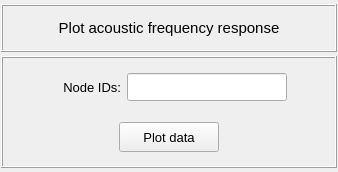
Before: the Qt Designer form pulse/interface/data/ui_files/plots/results/acoustic/get_acoustic_frequency_response.ui in open-pulse/OpenPulse, drawn with Qt 5.
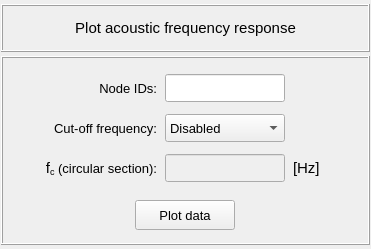
After: the same form once the commit is applied.

Commit message: Add the cut-off frequency line to all acoustic plots

Patch:
```diff
--- a/pulse/interface/data/ui_files/plots/results/acoustic/get_acoustic_frequency_response.ui
+++ b/pulse/interface/data/ui_files/plots/results/acoustic/get_acoustic_frequency_response.ui
@@ -6,8 +6,8 @@
    <rect>
     <x>0</x>
     <y>0</y>
-    <width>338</width>
-    <height>172</height>
+    <width>371</width>
+    <height>249</height>
    </rect>
   </property>
   <property name="minimumSize">
@@ -19,7 +19,7 @@
   <property name="maximumSize">
    <size>
     <width>16777215</width>
-    <height>172</height>
+    <height>360</height>
    </size>
   </property>
   <property name="windowTitle">
@@ -164,7 +164,7 @@
        <widget class="QFrame" name="frame_numerator_2">
         <property name="minimumSize">
          <size>
-          <width>0</width>
+          <width>120</width>
           <height>48</height>
          </size>
         </property>
@@ -185,7 +185,7 @@
           <number>2</number>
          </property>
          <property name="topMargin">
-          <number>2</number>
+          <number>8</number>
          </property>
          <property name="rightMargin">
           <number>2</number>
@@ -193,23 +193,163 @@
          <property name="bottomMargin">
           <number>2</number>
          </property>
-         <property name="horizontalSpacing">
-          <number>6</number>
+         <property name="spacing">
+          <number>8</number>
          </property>
-         <property name="verticalSpacing">
-          <number>2</number>
-         </property>
+         <item row="1" column="1">
+          <widget class="QLabel" name="Output_NodeID_3">
+           <property name="minimumSize">
+            <size>
+             <width>120</width>
+             <height>28</height>
+            </size>
+           </property>
+           <property name="maximumSize">
+            <size>
+             <width>140</width>
+             <height>28</height>
+            </size>
+           </property>
+           <property name="font">
+            <font>
+             <pointsize>10</pointsize>
+             <italic>false</italic>
+             <bold>false</bold>
+            </font>
+           </property>
+           <property name="text">
+            <string>Cut-off frequency:</string>
+           </property>
+           <property name="alignment">
+            <set>Qt::AlignmentFlag::AlignRight|Qt::AlignmentFlag::AlignTrailing|Qt::AlignmentFlag::AlignVCenter</set>
+           </property>
+          </widget>
+         </item>
+         <item row="0" column="2">
+          <widget class="QLineEdit" name="lineEdit_node_id">
+           <property name="minimumSize">
+            <size>
+             <width>0</width>
+             <height>0</height>
+            </size>
+           </property>
+           <property name="maximumSize">
+            <size>
+             <width>120</width>
+             <height>28</height>
+            </size>
+           </property>
+           <property name="font">
+            <font>
+             <pointsize>10</pointsize>
+            </font>
+           </property>
+           <property name="styleSheet">
+            <string notr="true"/>
+           </property>
+           <property name="text">
+            <string/>
+           </property>
+           <property name="alignment">
+            <set>Qt::AlignmentFlag::AlignCenter</set>
+           </property>
+          </widget>
+         </item>
+         <item row="1" column="2">
+          <widget class="QComboBox" name="comboBox_cutoff_frequency_options">
+           <property name="minimumSize">
+            <size>
+             <width>120</width>
+             <height>28</height>
+            </size>
+           </property>
+           <property name="maximumSize">
+            <size>
+             <width>120</width>
+             <height>28</height>
+            </size>
+           </property>
+           <property name="font">
+            <font>
+             <pointsize>10</pointsize>
+            </font>
+           </property>
+           <item>
+            <property name="text">
+             <string>Disabled</string>
+            </property>
+           </item>
+           <item>
+            <property name="text">
+             <string>User-defined</string>
+            </property>
+           </item>
+           <item>
+            <property name="text">
+             <string>Automatic</string>
+            </property>
+           </item>
+          </widget>
+         </item>
+         <item row="2" column="1">
+          <widget class="QLabel" name="Output_NodeID_2">
+           <property name="minimumSize">
+            <size>
+             <width>120</width>
+             <height>28</height>
+            </size>
+           </property>
+           <property name="maximumSize">
+            <size>
+             <width>140</width>
+             <height>28</height>
+            </size>
+           </property>
+           <property name="font">
+            <font>
+             <pointsize>10</pointsize>
+             <italic>false</italic>
+             <bold>false</bold>
+            </font>
+           </property>
+           <property name="text">
+            <string>&lt;html&gt;&lt;head/&gt;&lt;body&gt;&lt;p&gt;&lt;span style=&quot; font-size:11pt;&quot;&gt;f&lt;/span&gt;&lt;span style=&quot; font-size:11pt; vertical-align:sub;&quot;&gt;c&lt;/span&gt; (circular section):&lt;/p&gt;&lt;/body&gt;&lt;/html&gt;</string>
+           </property>
+           <property name="alignment">
+            <set>Qt::AlignmentFlag::AlignRight|Qt::AlignmentFlag::AlignTrailing|Qt::AlignmentFlag::AlignVCenter</set>
+           </property>
+          </widget>
+         </item>
+         <item row="2" column="3">
+          <widget class="QLabel" name="label_2">
+           <property name="minimumSize">
+            <size>
+             <width>40</width>
+             <height>28</height>
+            </size>
+           </property>
+           <property name="maximumSize">
+            <size>
+             <width>40</width>
+             <height>28</height>
+            </size>
+           </property>
+           <property name="text">
+            <string>[Hz]</string>
+           </property>
+          </widget>
+         </item>
          <item row="0" column="1">
           <widget class="QLabel" name="label_11">
            <property name="minimumSize">
             <size>
-             <width>70</width>
+             <width>120</width>
              <height>28</height>
             </size>
            </property>
            <property name="maximumSize">
             <size>
-             <width>70</width>
+             <width>140</width>
              <height>28</height>
             </size>
            </property>
@@ -229,17 +369,20 @@
            </property>
           </widget>
          </item>
-         <item row="0" column="2">
-          <widget class="QLineEdit" name="lineEdit_node_id">
+         <item row="2" column="2">
+          <widget class="QLineEdit" name="lineEdit_cutoff_frequency">
+           <property name="enabled">
+            <bool>false</bool>
+           </property>
            <property name="minimumSize">
             <size>
-             <width>160</width>
+             <width>120</width>
              <height>28</height>
             </size>
            </property>
            <property name="maximumSize">
             <size>
-             <width>160</width>
+             <width>120</width>
              <height>28</height>
             </size>
            </property>
@@ -248,6 +391,12 @@
              <pointsize>10</pointsize>
             </font>
            </property>
+           <property name="toolTip">
+            <string>&lt;html&gt;&lt;head/&gt;&lt;body&gt;&lt;p align=&quot;center&quot;&gt;f&lt;span style=&quot; vertical-align:sub;&quot;&gt;c&lt;/span&gt; = 1.8412 x C&lt;span style=&quot; vertical-align:sub;&quot;&gt;o &lt;/span&gt;/ (π * D&lt;span style=&quot; vertical-align:sub;&quot;&gt;in&lt;/span&gt;), &lt;/p&gt;&lt;p align=&quot;justify&quot;&gt;where C&lt;span style=&quot; vertical-align:sub;&quot;&gt;0&lt;/span&gt; is the fluid speed of sound in m/s, and D&lt;span style=&quot; vertical-align:sub;&quot;&gt;in&lt;/span&gt; is the pipe's internal diameter in m.&lt;/p&gt;&lt;/body&gt;&lt;/html&gt;</string>
+           </property>
+           <property name="layoutDirection">
+            <enum>Qt::LayoutDirection::LeftToRight</enum>
+           </property>
            <property name="styleSheet">
             <string notr="true"/>
            </property>
@@ -259,20 +408,7 @@
            </property>
           </widget>
          </item>
-         <item row="0" column="0">
-          <spacer name="horizontalSpacer_4">
-           <property name="orientation">
-            <enum>Qt::Orientation::Horizontal</enum>
-           </property>
-           <property name="sizeHint" stdset="0">
-            <size>
-             <width>40</width>
-             <height>20</height>
-            </size>
-           </property>
-          </spacer>
-         </item>
-         <item row="0" column="3">
+         <item row="2" column="4">
           <spacer name="horizontalSpacer_5">
            <property name="orientation">
             <enum>Qt::Orientation::Horizontal</enum>
@@ -285,6 +421,19 @@
            </property>
           </spacer>
          </item>
+         <item row="2" column="0">
+          <spacer name="horizontalSpacer_4">
+           <property name="orientation">
+            <enum>Qt::Orientation::Horizontal</enum>
+           </property>
+           <property name="sizeHint" stdset="0">
+            <size>
+             <width>40</width>
+             <height>20</height>
+            </size>
+           </property>
+          </spacer>
+         </item>
         </layout>
        </widget>
       </item>
@@ -299,7 +448,7 @@
         <property name="maximumSize">
          <size>
           <width>16777215</width>
-          <height>16777215</height>
+          <height>48</height>
          </size>
         </property>
         <property name="frameShape">
```
Left out of the diff: 3 changed lines with no effect on the pictures. The commit also changes 12 other files.
